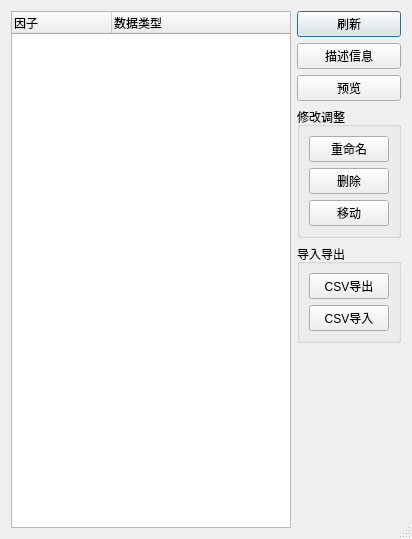
Above: QuantStudio/Tools/QtGUI/FactorDBDlg.ui from Scorpi000/QuantStudio before the change. Below: the same form after it.
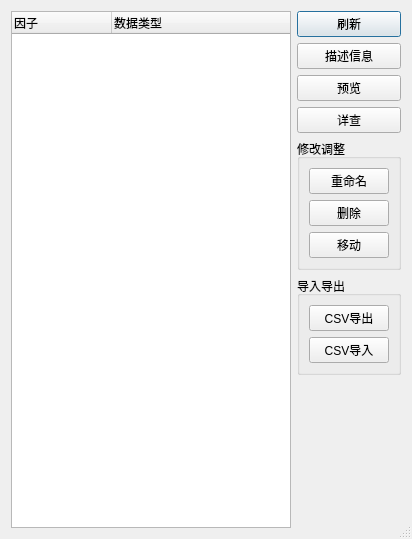
That is the form after the change.

What changed in the file:
```diff
--- a/QuantStudio/Tools/QtGUI/FactorDBDlg.ui
+++ b/QuantStudio/Tools/QtGUI/FactorDBDlg.ui
@@ -17,7 +17,7 @@
    <bool>true</bool>
   </property>
   <layout class="QGridLayout" name="gridLayout">
-   <item row="0" column="0" rowspan="6">
+   <item row="0" column="0" rowspan="7">
     <widget class="QTreeWidget" name="FactorDBTree">
      <property name="contextMenuPolicy">
       <enum>Qt::ActionsContextMenu</enum>
@@ -59,6 +59,13 @@
     </widget>
    </item>
    <item row="3" column="1">
+    <widget class="QPushButton" name="ScrutinizeButton">
+     <property name="text">
+      <string>详查</string>
+     </property>
+    </widget>
+   </item>
+   <item row="4" column="1">
     <widget class="QGroupBox" name="AdjustGroupBox">
      <property name="title">
       <string>修改调整</string>
@@ -88,7 +95,7 @@
      </layout>
     </widget>
    </item>
-   <item row="4" column="1">
+   <item row="5" column="1">
     <widget class="QGroupBox" name="groupBox_2">
      <property name="title">
       <string>导入导出</string>
@@ -111,7 +118,7 @@
      </layout>
     </widget>
    </item>
-   <item row="5" column="1">
+   <item row="6" column="1">
     <spacer name="verticalSpacer">
      <property name="orientation">
       <enum>Qt::Vertical</enum>
```
